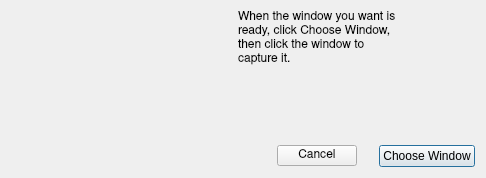
This is Under Construction/Grab.app/Resources/dialog_window_grab.ui in helloSystem/Utilities as Qt 5 draws it before an edit. The edited form follows.
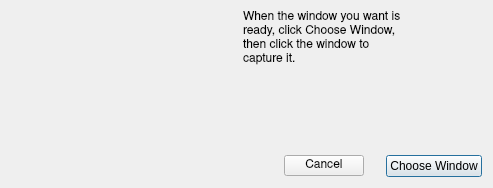
This is the edited form. Icons and pictures are not drawn.

The edit to the form file:
```diff
--- a/Under Construction/Grab.app/Resources/dialog_window_grab.ui
+++ b/Under Construction/Grab.app/Resources/dialog_window_grab.ui
@@ -9,8 +9,8 @@
    <rect>
     <x>0</x>
     <y>0</y>
-    <width>486</width>
-    <height>178</height>
+    <width>493</width>
+    <height>188</height>
    </rect>
   </property>
   <property name="focusPolicy">
@@ -58,7 +58,7 @@
          </property>
          <property name="sizeHint" stdset="0">
           <size>
-           <width>40</width>
+           <width>0</width>
            <height>20</height>
           </size>
          </property>
@@ -102,7 +102,7 @@
          </property>
          <property name="sizeHint" stdset="0">
           <size>
-           <width>40</width>
+           <width>0</width>
            <height>20</height>
           </size>
          </property>
@@ -140,7 +140,7 @@
          </property>
          <property name="sizeHint" stdset="0">
           <size>
-           <width>40</width>
+           <width>0</width>
            <height>20</height>
           </size>
          </property>
@@ -159,7 +159,7 @@
        <property name="sizeHint" stdset="0">
         <size>
          <width>20</width>
-         <height>20</height>
+         <height>0</height>
         </size>
        </property>
       </spacer>
@@ -179,7 +179,7 @@
          </property>
          <property name="sizeHint" stdset="0">
           <size>
-           <width>40</width>
+           <width>0</width>
            <height>20</height>
           </size>
          </property>
```
Left out of the diff: 2 changed lines with no effect on the pictures.
